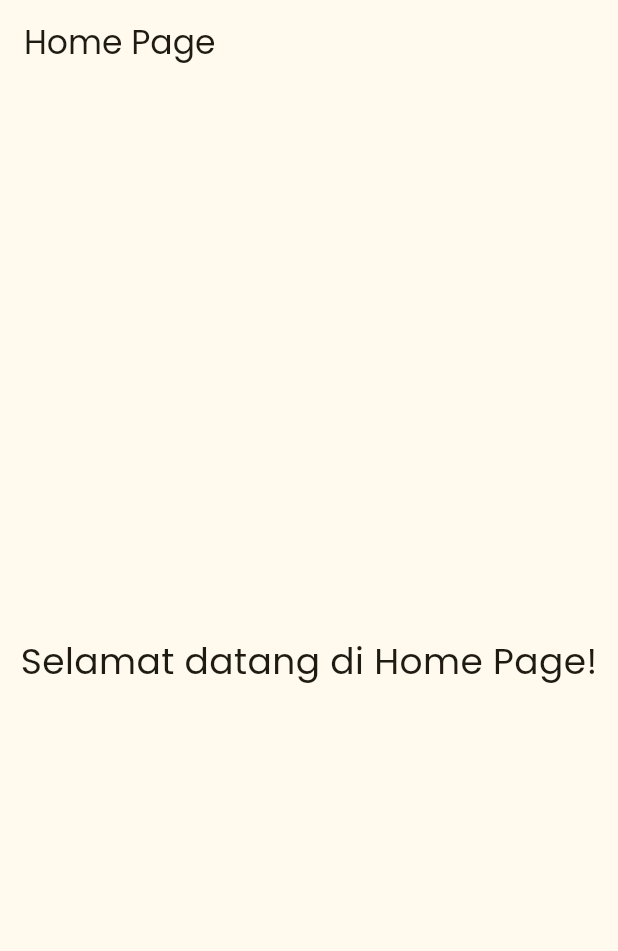
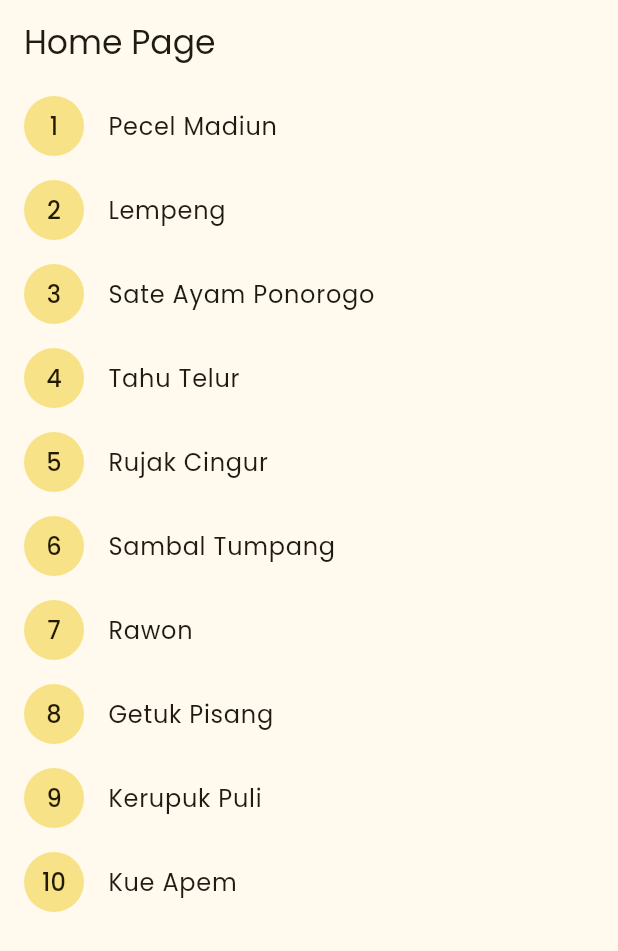
Before and after one commit to Ryftri/aplikasi_resep_makanan, a Flutter app: the screen it shows after launch, on a phone screen of 412 x 824 dp. Shown: the top 951 px of the screen. Run offline on Flutter 3.47's test engine with Material 3 defaults, Android fonts, the phone set to English and light mode, and no system bars; our stand-ins replace google_fonts.

Commit message:
feat(adding-home-page): add home page view

```diff
--- a/lib/common/data/list_resep_makanan.dart
+++ b/lib/common/data/list_resep_makanan.dart
@@ -1,3 +1,5 @@
+import '../models/resep.dart';
+
 final List<Resep> makananResep = [
   Resep(
     nama: "Pecel Madiun",
--- a/lib/ui/home_page.dart
+++ b/lib/ui/home_page.dart
@@ -7,15 +7,36 @@ class HomePage extends StatelessWidget {
 
   @override
   Widget build(BuildContext context) {
+    final List<Map<String, dynamic>> makanan = [
+      {"id": 1, "nama": "Pecel Madiun"},
+      {"id": 2, "nama": "Lempeng"},
+      {"id": 3, "nama": "Sate Ayam Ponorogo"},
+      {"id": 4, "nama": "Tahu Telur"},
+      {"id": 5, "nama": "Rujak Cingur"},
+      {"id": 6, "nama": "Sambal Tumpang"},
+      {"id": 7, "nama": "Rawon"},
+      {"id": 8, "nama": "Getuk Pisang"},
+      {"id": 9, "nama": "Kerupuk Puli"},
+      {"id": 10, "nama": "Kue Apem"},
+    ];
+
     return Scaffold(
       appBar: AppBar(
         title: const Text("Home Page"),
       ),
-      body: Center(
-        child: Text(
-          'Selamat datang di Home Page!',
-          style: TextStyle(fontSize: 24),
-        ),
+      body: ListView.builder(
+        itemCount: makanan.length,
+        itemBuilder: (context, index) {
+          final item = makanan[index];
+          return ListTile(
+            leading: CircleAvatar(
+              child: Text(item['id'].toString()),
+            ),
+            title: Text(item['nama']),
+            onTap: () {
+            },
+          );
+        },
       ),
     );
   }
```
